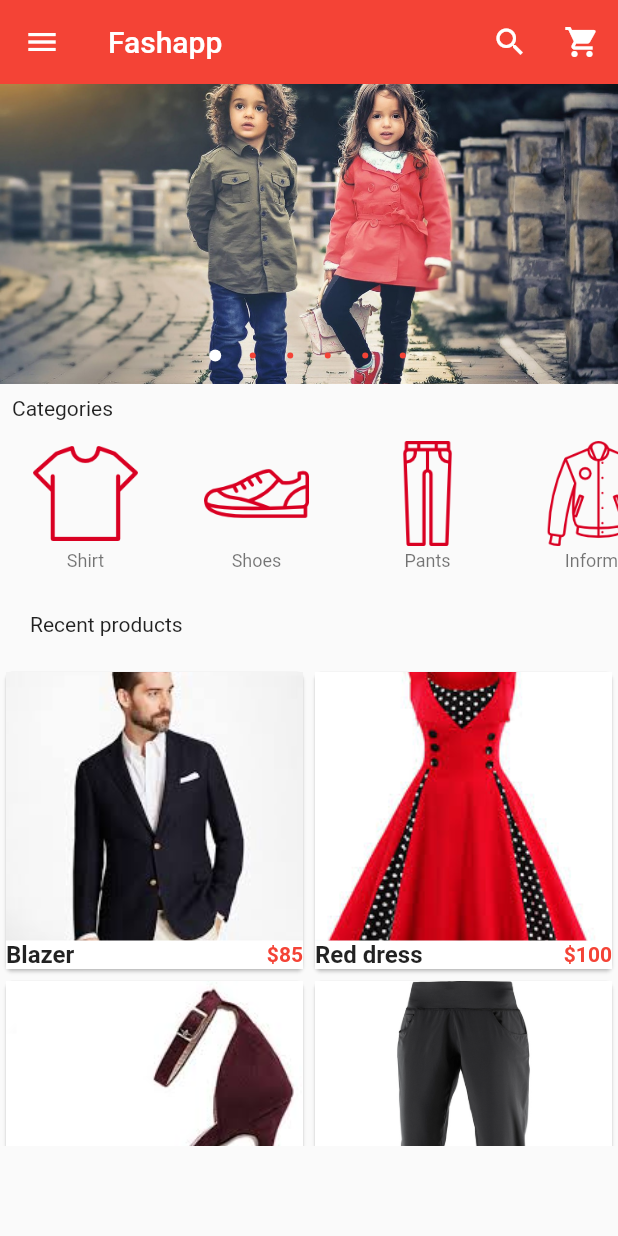
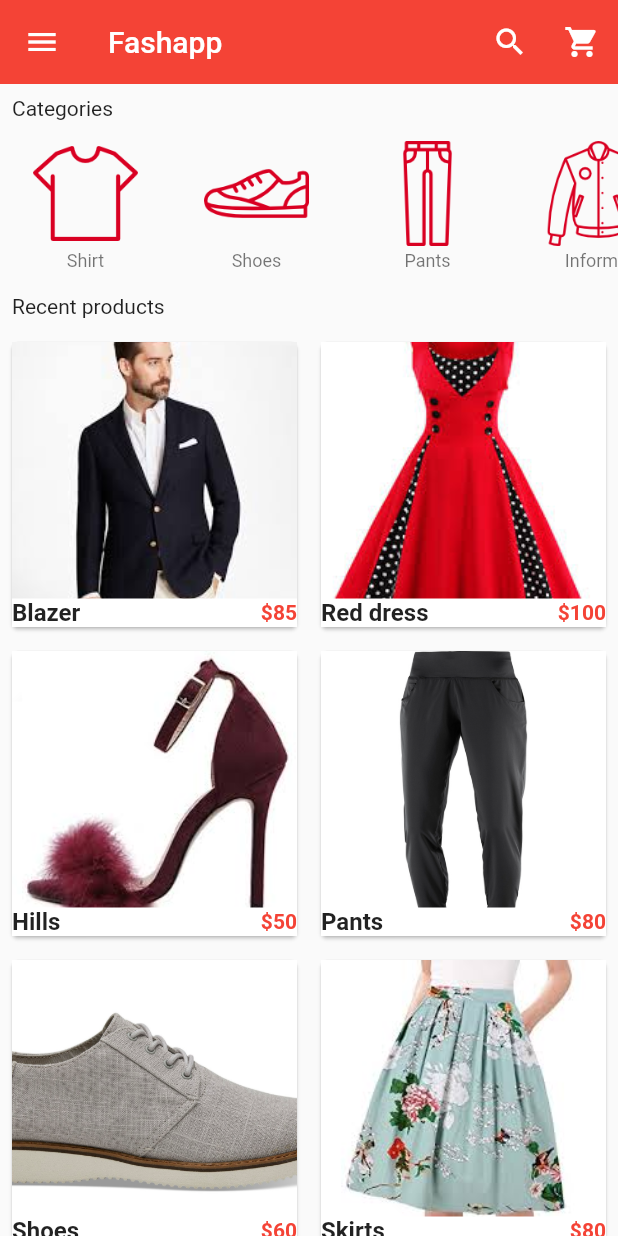
Before and after one commit to ashaykenova/shopapp, a Flutter app: the screen it shows after launch, on a phone screen of 412 x 824 dp. Run offline on Flutter 3.47's test engine with Material 2 defaults, Android fonts, the phone set to English and light mode, and no system bars; drawn by our look-alikes of carousel_pro.

Commit message:
first commit

```diff
--- a/lib/components/products.dart
+++ b/lib/components/products.dart
@@ -53,11 +53,14 @@ class _ProductsState extends State<Products> {
         gridDelegate:
             new SliverGridDelegateWithFixedCrossAxisCount(crossAxisCount: 2),
         itemBuilder: (BuildContext context, int index) {
-          return Single_prod(
-            prod_name: product_list[index]['name'],
-            prod_picture: product_list[index]['picture'],
-            prod_old_price: product_list[index]['old_price'],
-            prod_price: product_list[index]['price'],
+          return Padding(
+            padding: const EdgeInsets.all(4.0),
+            child: Single_prod(
+              prod_name: product_list[index]['name'],
+              prod_picture: product_list[index]['picture'],
+              prod_old_price: product_list[index]['old_price'],
+              prod_price: product_list[index]['price'],
+            ),
           );
         });
   }
--- a/lib/main.dart
+++ b/lib/main.dart
@@ -167,24 +167,27 @@ class _HomePageState extends State<HomePage> {
           ],
         ),
       ),
-      body: ListView(children: [
-        image_carousel,
+      body: Column(children: [
+//        image_carousel,
         //padding widget
         Padding(
           padding: const EdgeInsets.all(8.0),
-          child: Text('Categories'),
+          child: Container(
+            child: Text('Categories'),
+            alignment: Alignment.centerLeft,
+          ),
         ),
         HorizontalList(),
 
         Padding(
-          padding: const EdgeInsets.all(20.0),
-          child: Text('Recent products'),
+          padding: const EdgeInsets.all(8.0),
+          child: Container(
+            child: Text('Recent products'),
+            alignment: Alignment.centerLeft,
+          ),
         ),
 
-        Container(
-          height: 320.0,
-          child: Products(),
-        )
+        Flexible(child: Products()),
       ]),
     );
   }
```
Also changed, not shown: 3 other files.
